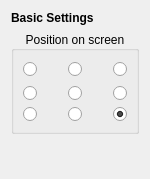
Before: the Qt Designer form config/basicsettings.ui in lxqt/lxqt-notificationd, drawn with Qt 5.
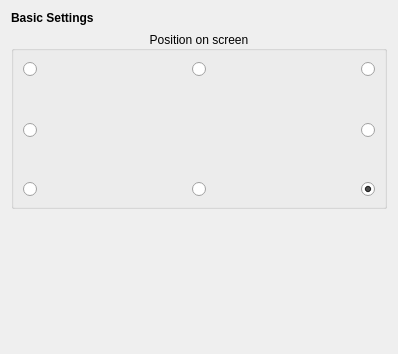
After: the same form once the commit is applied.

Commit message: Improvement for notification settings, see https://github.com/lxde/lxqt/issues/744#issuecomment-138601402

Patch:
```diff
--- a/config/basicsettings.ui
+++ b/config/basicsettings.ui
@@ -6,8 +6,8 @@
    <rect>
     <x>0</x>
     <y>0</y>
-    <width>148</width>
-    <height>179</height>
+    <width>398</width>
+    <height>354</height>
    </rect>
   </property>
   <layout class="QVBoxLayout" name="verticalLayout">
@@ -56,16 +56,6 @@
         </attribute>
        </widget>
       </item>
-      <item row="1" column="2">
-       <widget class="QRadioButton" name="centerCenterRB">
-        <property name="text">
-         <string/>
-        </property>
-        <attribute name="buttonGroup">
-         <string notr="true">buttonGroup</string>
-        </attribute>
-       </widget>
-      </item>
       <item row="0" column="1">
        <spacer name="horizontalSpacer">
         <property name="orientation">
@@ -158,6 +148,38 @@
         </property>
        </spacer>
       </item>
+      <item row="1" column="0">
+       <spacer name="spacer">
+        <property name="orientation">
+         <enum>Qt::Vertical</enum>
+        </property>
+        <property name="sizeType">
+         <enum>QSizePolicy::Minimum</enum>
+        </property>
+        <property name="sizeHint" stdset="0">
+         <size>
+          <width>100</width>
+          <height>90</height>
+         </size>
+        </property>
+       </spacer>
+      </item>
+      <item row="1" column="2">
+       <spacer name="spacer">
+        <property name="orientation">
+         <enum>Qt::Vertical</enum>
+        </property>
+        <property name="sizeType">
+         <enum>QSizePolicy::Minimum</enum>
+        </property>
+        <property name="sizeHint" stdset="0">
+         <size>
+          <width>100</width>
+          <height>90</height>
+         </size>
+        </property>
+       </spacer>
+      </item>
      </layout>
     </widget>
    </item>
@@ -169,7 +191,7 @@
      <property name="sizeHint" stdset="0">
       <size>
        <width>105</width>
-       <height>51</height>
+       <height>21</height>
       </size>
      </property>
     </spacer>
```
The commit also changes 1 other file.
